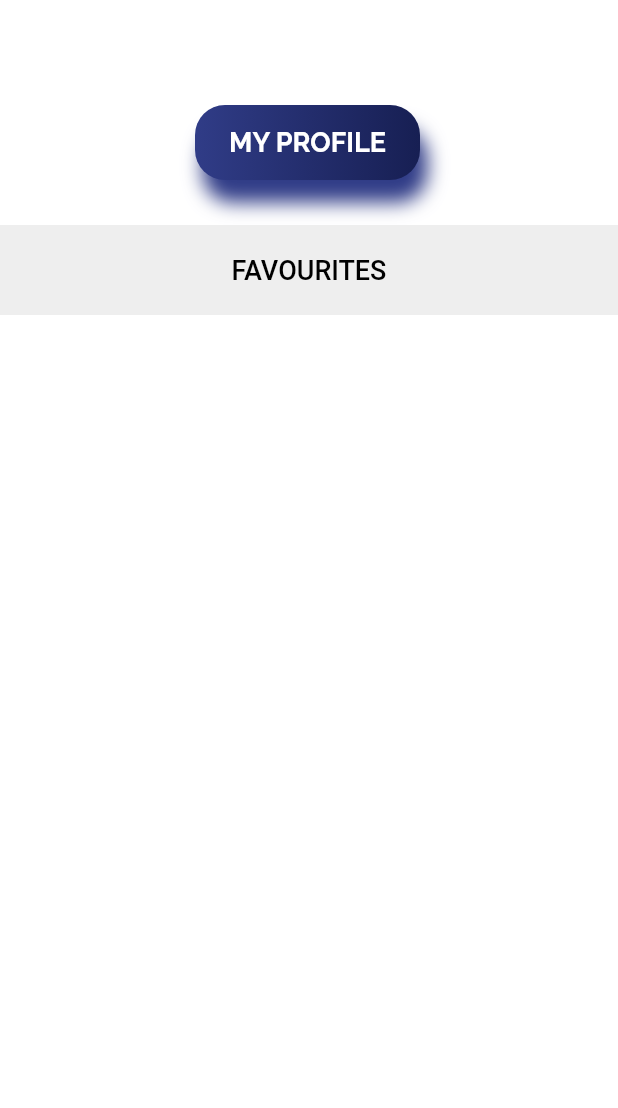
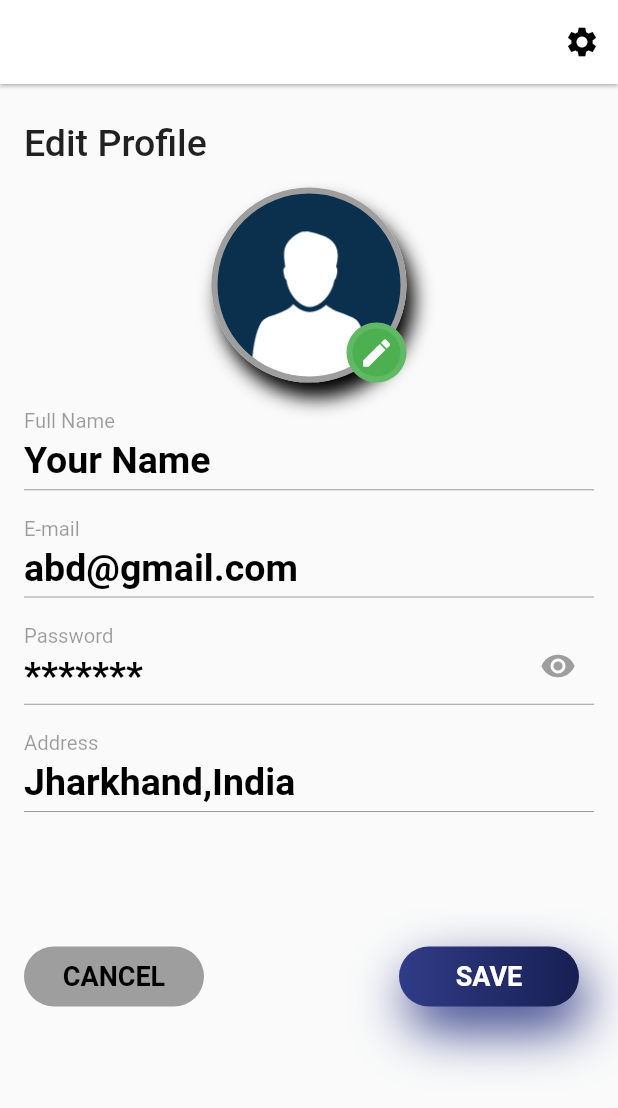
Before and after one commit to Mohit77789/E-Commerce-App, a Flutter app: the Profile screen opened directly, on a phone screen of 412 x 824 dp. Shown: the top 1108 px of the screen. Run offline on Flutter 3.47's test engine with Material 2 defaults, Android fonts, the phone set to English and light mode, and no system bars; our stand-ins replace google_fonts.

Commit message:
ecommerce

```diff
--- a/ecommerce/lib/Pages/Profile.dart
+++ b/ecommerce/lib/Pages/Profile.dart
@@ -1,9 +1,8 @@
+import 'package:ecommerce/Pages/Settings.dart';
 import 'package:flutter/material.dart';
-import 'package:google_fonts/google_fonts.dart';
+// import 'package:google_fonts/google_fonts.dart';
 
 class Profile extends StatefulWidget {
-  // const Profile({Key? key}) : super(key: key);
-
   @override
   _ProfileState createState() => _ProfileState();
 }
@@ -11,21 +10,114 @@ class Profile extends StatefulWidget {
 class _ProfileState extends State<Profile> {
   @override
   Widget build(BuildContext context) {
-    var screenHeight = MediaQuery.of(context).size.height;
-    var screenWidth = MediaQuery.of(context).size.width;
     return Scaffold(
+      appBar: AppBar(
+        backgroundColor: Colors.white,
+        elevation: 1,
+        iconTheme: IconThemeData(color: Colors.black),
+        actions: [
+          IconButton(
+              onPressed: () => Navigator.push(
+                  context, MaterialPageRoute(builder: (context) => Settings())),
+              icon: Icon(Icons.settings)),
+        ],
+      ),
       body: Container(
-        height: screenHeight,
-        color: Colors.white,
-        width: screenWidth,
+        child: Padding(
+          padding: const EdgeInsets.only(left: 16.0, top: 25.0, right: 16),
+          child: ListView(
+            children: [
+              Text(
+                "Edit Profile",
+                style: TextStyle(fontSize: 25, fontWeight: FontWeight.w500),
+              ),
+              SizedBox(
+                height: 15,
+              ),
+              Center(
                 child: Stack(
-          children: <Widget>[
+                  children: [
+                    Container(
+                      width: 130,
+                      height: 130,
+                      decoration: BoxDecoration(
+                          border: Border.all(width: 4, color: Colors.grey),
+                          boxShadow: [
+                            BoxShadow(
+                                offset: Offset(5.0, 10.0),
+                                color: Colors.black,
+                                blurRadius: 10.0),
+                          ],
+                          shape: BoxShape.circle,
+                          image: DecorationImage(
+                              image: AssetImage("assets/images/profile.png"),
+                              fit: BoxFit.cover)),
+                    ),
+                    Positioned(
+                      bottom: 0,
+                      right: 0,
+                      child: Container(
+                        height: 40,
+                        width: 40,
+                        decoration: BoxDecoration(
+                          shape: BoxShape.circle,
+                          border: Border.all(width: 4, color: Colors.white12),
+                          color: Colors.green,
+                        ),
+                        child: Icon(Icons.edit, color: Colors.white),
+                      ),
+                    ),
+                  ],
+                ),
+              ),
+              SizedBox(
+                height: 20,
+              ),
+              buildTextField("Full Name", "Your Name", false),
+              SizedBox(
+                height: 20,
+              ),
+              buildTextField("E-mail", "abd@gmail.com", false),
+              SizedBox(
+                height: 20,
+              ),
+              buildTextField("Password", "*******", true),
+              SizedBox(
+                height: 20,
+              ),
+              buildTextField("Address", "Jharkhand,India", false),
+              SizedBox(
+                height: 40,
+              ),
               Padding(
-              padding: const EdgeInsets.only(left: 130, top: 70),
-              child: AnimatedContainer(
-                duration: Duration(microseconds: 500),
-                height: 50,
-                width: 150,
+                padding: const EdgeInsets.only(top: 50),
+                child: Row(
+                  children: [
+                    SizedBox(
+                      child: Container(
+                        height: 40,
+                        width: 120,
+                        decoration: BoxDecoration(
+                          color: Colors.grey,
+                          borderRadius: BorderRadius.circular(20.0),
+                        ),
+                        child: Center(
+                          child: Text(
+                            "CANCEL",
+                            style: TextStyle(
+                              color: Colors.black,
+                              fontWeight: FontWeight.bold,
+                              fontSize: 18,
+                            ),
+                          ),
+                        ),
+                      ),
+                    ),
+                    Padding(
+                      padding: const EdgeInsets.only(left: 130),
+                      child: Container(
+                        height: 40,
+                        width: 120,
                         decoration: BoxDecoration(
                             gradient: LinearGradient(colors: [
                               const Color(0xff303C87),
@@ -36,14 +128,12 @@ class _ProfileState extends State<Profile> {
                               BoxShadow(
                                   offset: Offset(5.0, 15.0),
                                   color: Color(0xff303C87),
-                          blurRadius: 10.0),
+                                  blurRadius: 30.0),
                             ]),
-                child: Container(
-                  height: 60,
                         child: Center(
                           child: Text(
-                      "MY PROFILE",
-                      style: GoogleFonts.raleway(
+                            "SAVE",
+                            style: TextStyle(
                               color: Colors.white,
                               fontWeight: FontWeight.bold,
                               fontSize: 18,
@@ -51,28 +141,43 @@ class _ProfileState extends State<Profile> {
                           ),
                         ),
                       ),
-              ),
-            ),
-            Padding(
-              padding: const EdgeInsets.only(top: 150),
-              child: Container(
-                height: 60,
-                color: Colors.grey.shade200,
-                child: Center(
-                  child: Text(
-                    "FAVOURITES",
-                    style: TextStyle(
-                      color: Colors.black,
-                      fontWeight: FontWeight.w500,
-                      fontSize: 18,
-                    ),
-                  ),
-                ),
+                    )
+                  ],
                 ),
               ),
             ],
           ),
         ),
+      ),
+    );
+  }
+
+  TextField buildTextField(
+      String labelText, String placeholder, bool isPasswordTextField) {
+    return TextField(
+      enabled: false,
+      obscureText: isPasswordTextField,
+      decoration: InputDecoration(
+        suffixIcon: isPasswordTextField
+            ? IconButton(
+                onPressed: () {},
+                icon: Icon(
+                  Icons.remove_red_eye,
+                  color: Colors.grey,
+                ),
+              )
+            : null,
+        contentPadding: EdgeInsets.only(bottom: 5),
+        labelText: labelText,
+        labelStyle: TextStyle(fontSize: 18),
+        floatingLabelBehavior: FloatingLabelBehavior.always,
+        hintText: placeholder,
+        hintStyle: TextStyle(
+          fontSize: 25,
+          fontWeight: FontWeight.bold,
+          color: Colors.black,
+        ),
+      ),
     );
   }
 }
```
Also changed, not shown: ecommerce/lib/Pages/Cart.dart (+14 -18 lines), ecommerce/lib/Pages/Settings.dart (added, +236 -0 lines), ecommerce/assets/images/profile.png (added). Lines whose indentation alone changed are shown as unchanged.
